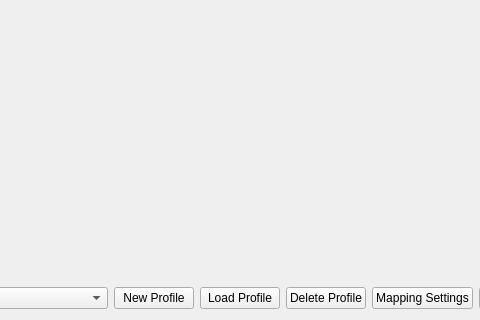
Before: the Qt Designer form pcsx2-qt/Settings/ControllerSettingsWindow.ui in PCSX2/pcsx2, drawn with Qt 5; both pictures show x 207 to 687 and y 370 to 690 of the 1305 by 690 pixel window.
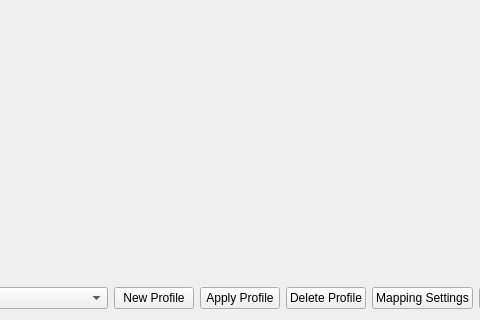
After: the same form once the commit is applied. Icons and pictures are not drawn.

Commit message:
Qt: Rename Load Profile to Apply Profile
And make it copy hotkeys.

```diff
--- a/pcsx2-qt/Settings/ControllerSettingsWindow.ui
+++ b/pcsx2-qt/Settings/ControllerSettingsWindow.ui
@@ -104,7 +104,7 @@
        <item>
         <widget class="QPushButton" name="loadProfile">
          <property name="text">
-          <string>Load Profile</string>
+          <string>Apply Profile</string>
          </property>
          <property name="icon">
           <iconset theme="folder-open-line">
```
Left out of the diff: 2 changed lines with no effect on the pictures. The commit also changes 2 other files.
